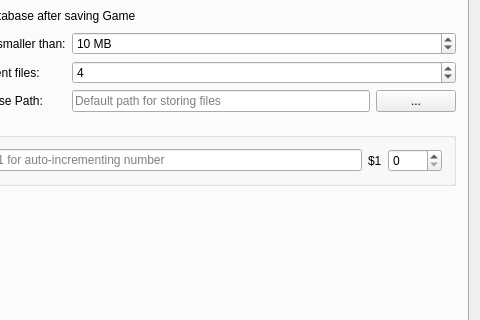
This is src/dialogs/preferences.ui in Isarhamster/chessx as Qt 5 draws it before an edit; both pictures show x 105 to 585 and y 94 to 414 of the 585 by 726 pixel window. The edited form follows.
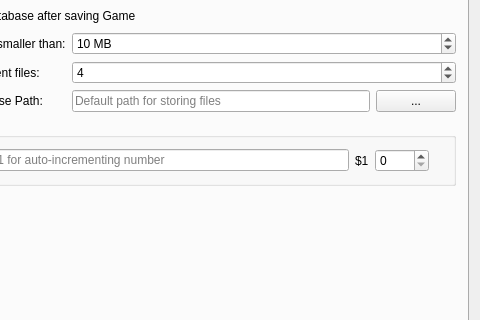
This is the edited form. The open tabs and pages were chosen to show the change. Icons and pictures are not drawn. Custom widgets are drawn as their Qt base class.

Commit message: Highlight preference items

Diff of the .ui file:
```diff
--- a/src/dialogs/preferences.ui
+++ b/src/dialogs/preferences.ui
@@ -1157,6 +1157,13 @@
             </property>
            </widget>
           </item>
+          <item>
+           <widget class="QLabel" name="label_23">
+            <property name="text">
+             <string/>
+            </property>
+           </widget>
+          </item>
          </layout>
         </widget>
        </item>
```
Left out of the diff: 14 changed lines with no effect on the pictures. The commit also changes 5 other files.
